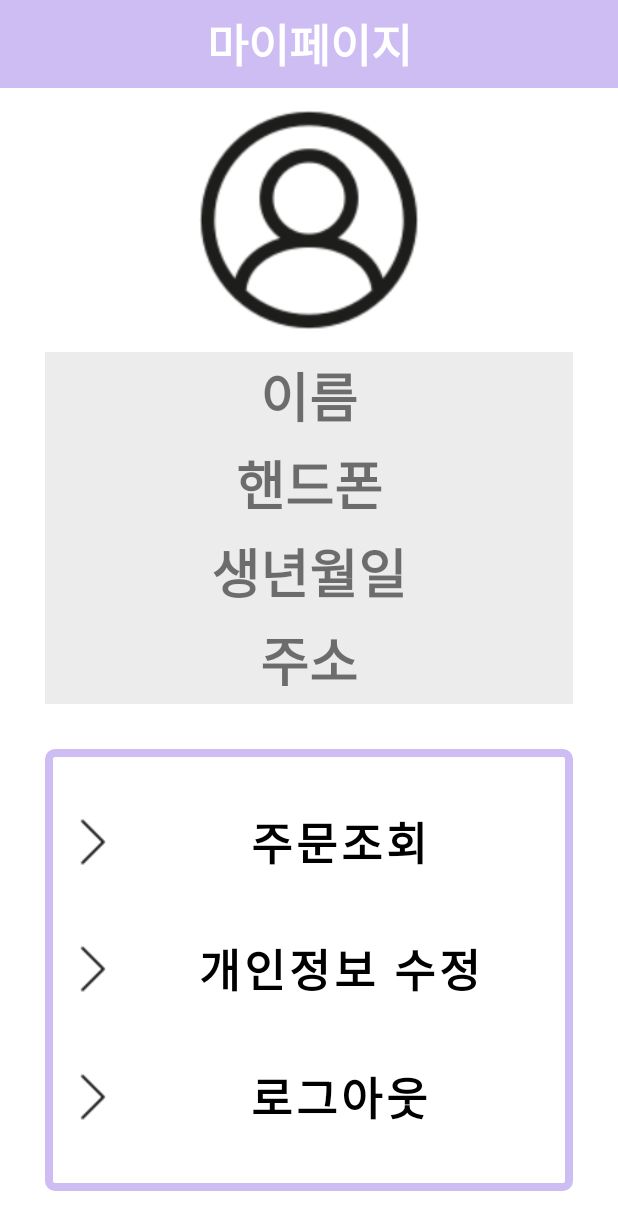
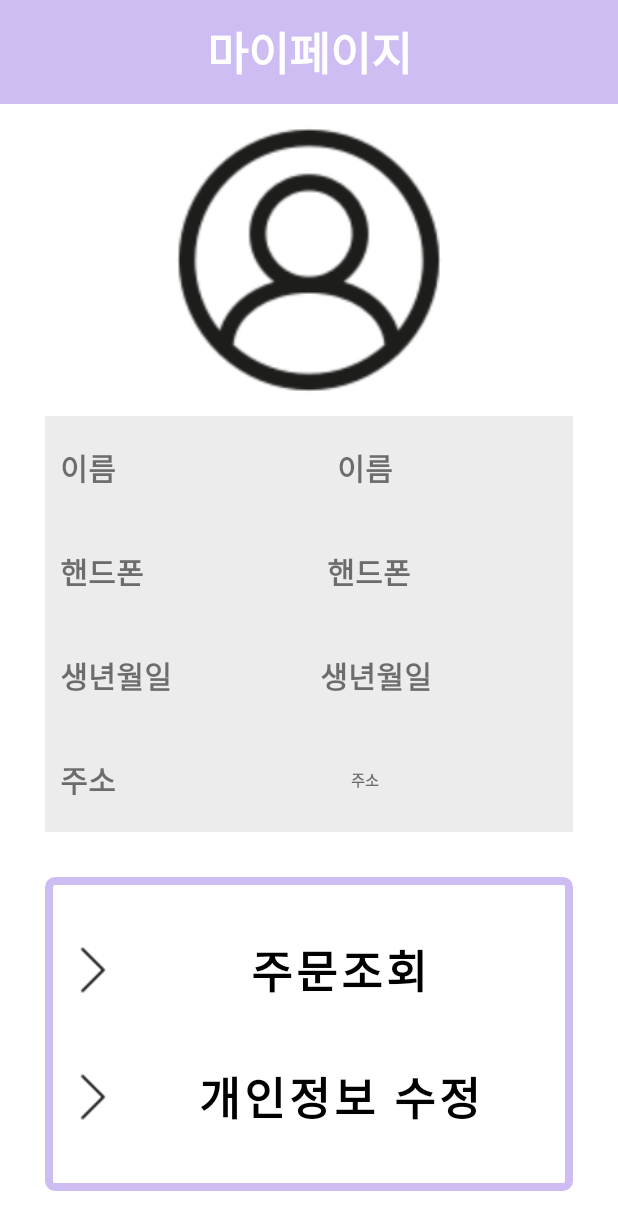
Before and after one commit to y78462/UntactShop, an Android app: the My_page screen opened directly, with no data from a screen before it, on a phone screen of 412 x 824 dp. Shown: the top 1230 px of the screen. Run offline under Robolectric (Android 15) with nearby library versions, the phone set to English and light mode, and no system bars; our stand-ins replace Firebase (no records; nobody signed in at launch, a user with empty details on screens opened directly).

Commit message:
마이페이지 수정
로그아웃 액티비티 스택 수정, 마이페이지에서 로그아웃 삭제 , layout 수정

```diff
--- a/app/src/main/java/com/example/untactshop/Home_login.java
+++ b/app/src/main/java/com/example/untactshop/Home_login.java
@@ -68,7 +68,9 @@ public class Home_login extends AppCompatActivity {
                                 //원하는 클릭 이벤트를 넣으시면 됩니다.
                                 FirebaseAuth.getInstance().signOut();
                                 Intent main_intent = new Intent(Home_login.this, Home_main.class);
+                                main_intent.addFlags(Intent.FLAG_ACTIVITY_CLEAR_TOP);
                                 startActivity(main_intent);
+                                finish();
                             }
                         })
                         .setNegativeButton("아니요", new DialogInterface.OnClickListener(){
--- a/app/src/main/java/com/example/untactshop/Infor_modify.java
+++ b/app/src/main/java/com/example/untactshop/Infor_modify.java
@@ -1,5 +1,6 @@
 package com.example.untactshop;
 
+import android.content.Intent;
 import android.os.Bundle;
 import android.util.Log;
 import android.view.View;
@@ -30,12 +31,16 @@ public class Infor_modify extends AppCompatActivity {
         //데이터 가져와서 이름,폰번,생년월일,주소 넣기
         set_user_info();
 
-        Button infor_modify = (Button)findViewById(R.id.infor_modify); //개인정보수정 버튼
-        infor_modify.setOnClickListener(new View.OnClickListener() {
+        Button modify_button = findViewById(R.id.modify_button); //개인정보수정 버튼
+        modify_button.setOnClickListener(new View.OnClickListener() {
             @Override
             public void onClick(View view) {
                // 업데이트 함수 호출
                 update_user_info();
+                Intent intent = new Intent(Infor_modify.this, My_page.class);
+                intent.addFlags(Intent.FLAG_ACTIVITY_CLEAR_TOP);
+
+                startActivity(intent);
             }
         });
     }
@@ -48,7 +53,7 @@ public class Infor_modify extends AppCompatActivity {
             @Override
             public void onSuccess(DocumentSnapshot documentSnapshot) {
                 MemberInfo memberInfo = documentSnapshot.toObject(MemberInfo.class);
-                startToast(memberInfo.getName());
+                //startToast(memberInfo.getName());
                 if (memberInfo != null)
                 {
                     TextView name = (TextView) findViewById(R.id.input_name);
--- a/app/src/main/java/com/example/untactshop/My_page.java
+++ b/app/src/main/java/com/example/untactshop/My_page.java
@@ -51,14 +51,7 @@ public class My_page extends AppCompatActivity {
             }
         });
 
-        Button logout = (Button)findViewById(R.id.logout); //로그아웃 버튼
-        logout.setOnClickListener(new View.OnClickListener() {
-            @Override
-            public void onClick(View view) {
-                Intent logout_intent = new Intent(My_page.this, Home_main.class);
-                startActivity(logout_intent);
-            }
-        });
+
     }
 
     private void set_user_info()
@@ -70,7 +63,7 @@ public class My_page extends AppCompatActivity {
             @Override
             public void onSuccess(DocumentSnapshot documentSnapshot) {
                 MemberInfo memberInfo = documentSnapshot.toObject(MemberInfo.class);
-                startToast(memberInfo.getName());
+                //startToast(memberInfo.getName());
                 if (memberInfo != null)
                 {
                     TextView name = (TextView) findViewById(R.id.nameTextView);
--- a/app/src/main/res/layout/my_page.xml
+++ b/app/src/main/res/layout/my_page.xml
@@ -25,64 +25,144 @@
         android:padding="10dp"
         android:src="@drawable/member" />
 
+    <LinearLayout
+        android:layout_width="match_parent"
+        android:layout_height="0dp"
+        android:layout_gravity="center"
+        android:layout_weight="1"
+        android:orientation="horizontal">
+
+        <TextView
+            android:layout_width="wrap_content"
+            android:layout_height="match_parent"
+            android:layout_marginLeft="30dp"
+            android:background="@drawable/round_corner"
+            android:fontFamily="@font/font"
+            android:gravity="left|center"
+            android:paddingLeft="10dp"
+            android:text="이름      "
+            android:textSize="20dp"
+            android:textStyle="bold" />
+
         <TextView
             android:id="@+id/nameTextView"
             android:layout_width="match_parent"
-        android:layout_height="0dp"
-        android:layout_marginLeft="30dp"
+            android:layout_height="match_parent"
             android:layout_marginRight="30dp"
             android:layout_weight="1"
             android:background="@drawable/round_corner"
             android:fontFamily="@font/font"
             android:gravity="center"
             android:text="이름"
-        android:textSize="35dp"
-        android:textStyle="bold" />
+            android:textSize="20dp"
+            android:textStyle="bold"
+             />
+    </LinearLayout>
+    <LinearLayout
+        android:layout_width="match_parent"
+        android:layout_height="0dp"
+        android:layout_gravity="center"
+        android:layout_weight="1"
+        android:orientation="horizontal">
+
+        <TextView
+            android:layout_marginLeft="30dp"
+            android:paddingLeft="10dp"
+            android:layout_height="match_parent"
+            android:layout_width="wrap_content"
+            android:background="@drawable/round_corner"
+            android:fontFamily="@font/font"
+            android:gravity="left|center"
+            android:text="핸드폰   "
+            android:textSize="20dp"
+            android:textStyle="bold"
+            />
         <TextView
             android:id="@+id/phoneNumberTextView"
             android:layout_width="match_parent"
-        android:layout_height="0dp"
-        android:layout_marginLeft="30dp"
+            android:layout_height="match_parent"
             android:layout_marginRight="30dp"
             android:layout_weight="1"
             android:background="@drawable/round_corner"
             android:fontFamily="@font/font"
             android:gravity="center"
             android:text="핸드폰"
-        android:textSize="35dp"
+            android:textSize="20dp"
             android:textStyle="bold" />
+    </LinearLayout>
+    <LinearLayout
+        android:layout_width="match_parent"
+        android:layout_height="0dp"
+        android:layout_gravity="center"
+        android:layout_weight="1"
+        android:orientation="horizontal">
+
+        <TextView
+            android:layout_marginLeft="30dp"
+            android:paddingLeft="10dp"
+            android:layout_height="match_parent"
+            android:layout_width="wrap_content"
+            android:background="@drawable/round_corner"
+            android:fontFamily="@font/font"
+            android:gravity="left|center"
+            android:text="생년월일 "
+            android:textSize="20dp"
+            android:textStyle="bold"
+            />
         <TextView
             android:id="@+id/birthDayTextView"
             android:layout_width="match_parent"
-        android:layout_height="0dp"
-        android:layout_marginLeft="30dp"
+            android:layout_height="match_parent"
             android:layout_marginRight="30dp"
             android:layout_weight="1"
             android:background="@drawable/round_corner"
             android:fontFamily="@font/font"
             android:gravity="center"
             android:text="생년월일"
-        android:textSize="35dp"
+            android:textSize="20dp"
             android:textStyle="bold" />
+    </LinearLayout>
+
+
+    <LinearLayout
+        android:layout_width="match_parent"
+        android:layout_height="0dp"
+        android:layout_gravity="center"
+        android:layout_weight="1"
+        android:orientation="horizontal">
+
+        <TextView
+            android:layout_marginLeft="30dp"
+            android:paddingLeft="10dp"
+            android:layout_height="match_parent"
+            android:layout_width="wrap_content"
+            android:background="@drawable/round_corner"
+            android:fontFamily="@font/font"
+            android:gravity="left|center"
+            android:text="주소      "
+            android:textSize="20dp"
+            android:textStyle="bold"
+            />
         <TextView
             android:id="@+id/addressTextView"
             android:layout_width="match_parent"
-        android:layout_height="0dp"
-        android:layout_marginLeft="30dp"
+            android:layout_height="match_parent"
             android:layout_marginRight="30dp"
             android:layout_weight="1"
             android:background="@drawable/round_corner"
             android:fontFamily="@font/font"
             android:gravity="center"
             android:text="주소"
-        android:textSize="35dp"
+            android:textSize="10dp"
             android:textStyle="bold" />
+    </LinearLayout>
+
 
     <LinearLayout
         android:layout_width="match_parent"
         android:layout_height="0dp"
         android:layout_margin="30dp"
-        android:layout_weight="5"
+        android:layout_weight="3"
         android:background="@drawable/menu_corner"
         android:orientation="vertical"
         android:paddingTop="20dp"
@@ -131,26 +211,6 @@
 
         </LinearLayout>
 
-        <LinearLayout
-            android:layout_width="match_parent"
-            android:layout_height="0dp"
-            android:layout_weight="1"
-            android:orientation="horizontal">
-
-            <Button
-                android:id="@+id/logout"
-                android:layout_width="match_parent"
-                android:layout_height="wrap_content"
-                android:layout_gravity="center"
-                android:background="#00ff0000"
-                android:drawableLeft="@drawable/bar"
-                android:fontFamily="@font/font"
-                android:text="로그아웃"
-                android:textColor="@color/black"
-                android:textSize="30dp"
-                android:textStyle="bold" />
-
-        </LinearLayout>
 
     </LinearLayout>
 </LinearLayout>
```
Lines whose indentation alone changed are shown as unchanged.
